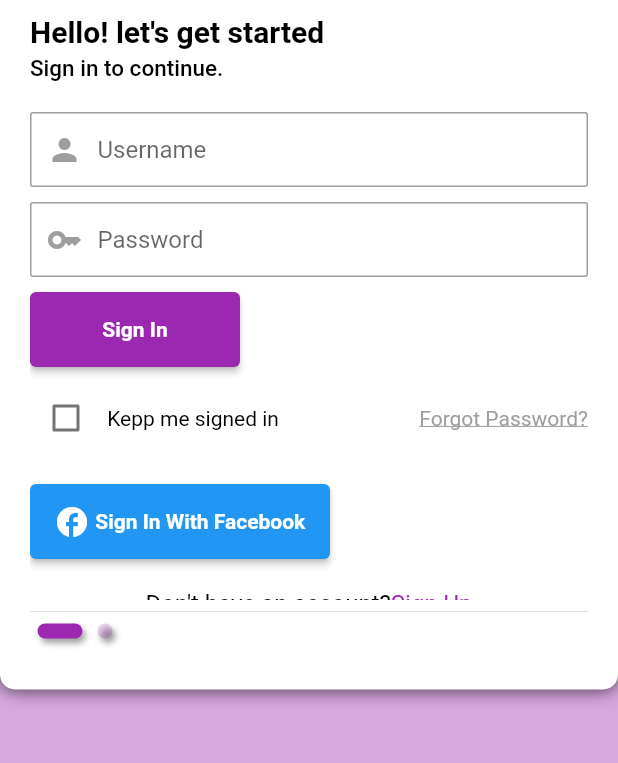
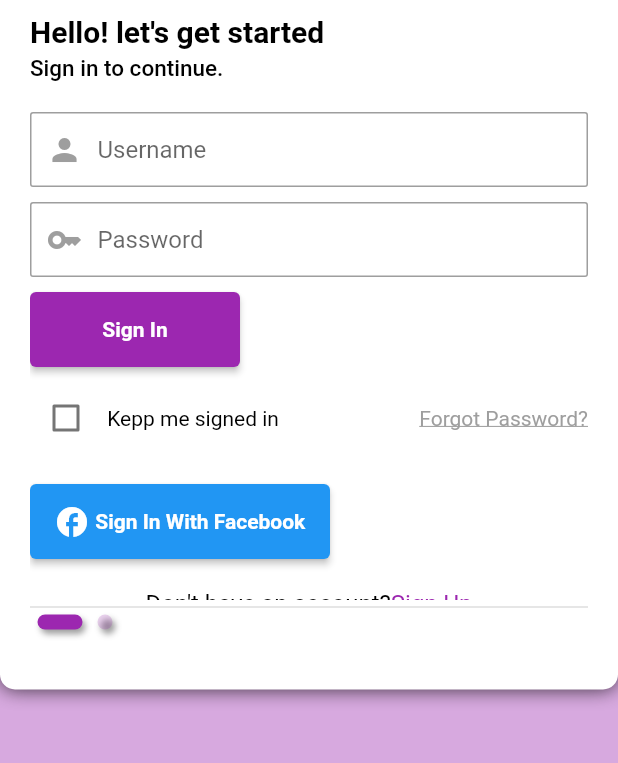
Before and after one commit to minhunsocute/Human-resources-management, a Flutter app: the screen it shows after launch, on a phone screen of 412 x 824 dp, the part 368-1131 px from its top. Run offline on Flutter 3.47's test engine with Material 2 defaults, Android fonts, the phone set to English and light mode, and no system bars; drawn by our look-alikes of calendar_view; our stand-ins replace badges, fl_chart, flutter_vector_icons, get, percent_indicator.

Commit message:
fix some error

```diff
--- a/lib/feature/dashboard/controller/dashboard_controller.dart
+++ b/lib/feature/dashboard/controller/dashboard_controller.dart
@@ -6,6 +6,7 @@ import 'package:ueh_project_admin/feature/home/screens/home_screen.dart';
 import 'package:ueh_project_admin/feature/dashboard/widgets/custom_left_appbar.dart';
 import 'package:ueh_project_admin/feature/employ/screens/employ_main_screen.dart';
 import 'package:ueh_project_admin/feature/mail_notification/screens/mail_notification_screen.dart';
+import 'package:ueh_project_admin/feature/messenger/screens/main_messenger_screen.dart';
 import 'package:ueh_project_admin/feature/profile/screns/profile_screen.dart';
 import 'package:ueh_project_admin/feature/task_project/screens/task_screen.dart';
 
@@ -36,11 +37,12 @@ class DashboardController extends GetxController {
       alignment: Alignment.topCenter,
       index: pageIndex.value,
       children: [
-        MailNotificationScreen(),
+        MainMessengerScreen(),
         HomeScreen(),
         EmployMainScreen(),
         TaskScreen(),
         ProfileScreen(),
+        MailNotificationScreen(),
       ],
     ),
   );
--- a/lib/main.dart
+++ b/lib/main.dart
@@ -19,6 +19,8 @@ class MyApp extends StatelessWidget {
         debugShowCheckedModeBanner: false,
         title: 'UEH Project',
         theme: ThemeData(
+          dividerTheme: DividerThemeData(
+              color: Colors.grey[400], thickness: 0.5, space: 10),
           primarySwatch: Colors.blue,
           visualDensity: VisualDensity.adaptivePlatformDensity,
           backgroundColor: AppColors.greyBackgroundCOlor,
--- a/pubspec.yaml
+++ b/pubspec.yaml
@@ -45,6 +45,8 @@ dependencies:
   intl: ^0.17.0
   badges: ^2.0.3
   flutter_vector_icons: ^2.0.0
+  flutter_audio_waveforms: ^1.2.1+7
+  audio_waveforms: ^0.1.5+1
 
 dev_dependencies:
   flutter_test:
```
Also changed, not shown: assets/images/document.png (added), assets/images/messenger_admin.png (added), pubspec.lock.
